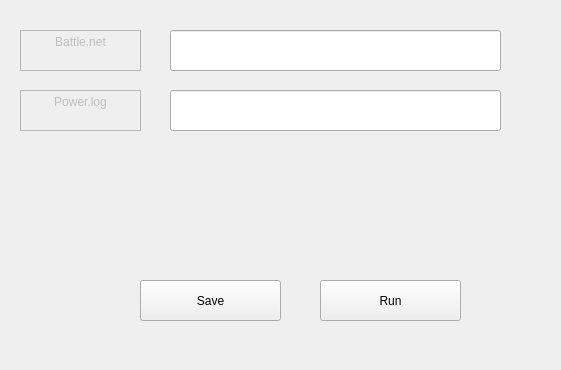
This is main.ui in zhoubin-me/lushi_script as Qt 5 draws it before an edit. The edited form follows.
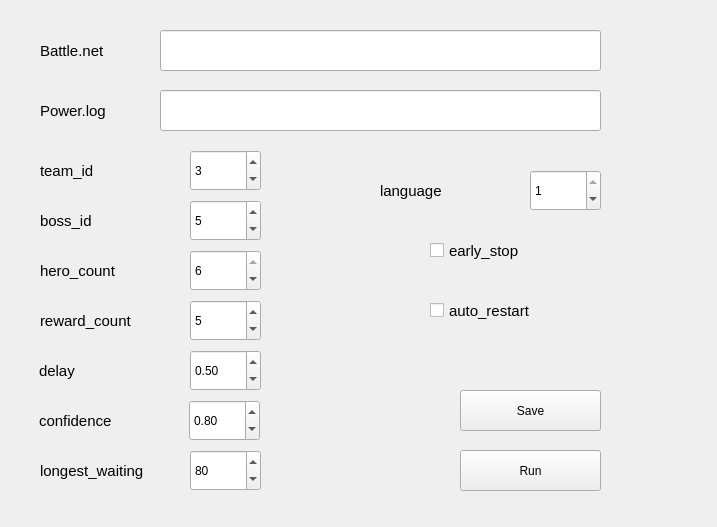
This is the edited form.

The edit to the form file:
```diff
--- a/main.ui
+++ b/main.ui
@@ -6,8 +6,8 @@
    <rect>
     <x>0</x>
     <y>0</y>
-    <width>561</width>
-    <height>370</height>
+    <width>717</width>
+    <height>527</height>
    </rect>
   </property>
   <property name="acceptDrops">
@@ -23,8 +23,8 @@
    <widget class="QPushButton" name="Run">
     <property name="geometry">
      <rect>
-      <x>320</x>
-      <y>280</y>
+      <x>460</x>
+      <y>450</y>
       <width>141</width>
       <height>41</height>
      </rect>
@@ -39,9 +39,9 @@
     </property>
     <property name="geometry">
      <rect>
-      <x>170</x>
+      <x>160</x>
       <y>30</y>
-      <width>331</width>
+      <width>441</width>
       <height>41</height>
      </rect>
     </property>
@@ -58,9 +58,9 @@
     </property>
     <property name="geometry">
      <rect>
-      <x>170</x>
+      <x>160</x>
       <y>90</y>
-      <width>331</width>
+      <width>441</width>
       <height>41</height>
      </rect>
     </property>
@@ -74,8 +74,8 @@
    <widget class="QPushButton" name="Save">
     <property name="geometry">
      <rect>
-      <x>140</x>
-      <y>280</y>
+      <x>460</x>
+      <y>390</y>
       <width>141</width>
       <height>41</height>
      </rect>
@@ -84,50 +84,378 @@
      <string>Save</string>
     </property>
    </widget>
-   <widget class="QTextBrowser" name="textBrowser">
-    <property name="enabled">
-     <bool>false</bool>
-    </property>
+   <widget class="QLabel" name="label">
     <property name="geometry">
      <rect>
-      <x>20</x>
-      <y>30</y>
-      <width>121</width>
-      <height>41</height>
-     </rect>
-    </property>
-    <property name="acceptDrops">
-     <bool>false</bool>
-    </property>
-    <property name="html">
-     <string>&lt;!DOCTYPE HTML PUBLIC &quot;-//W3C//DTD HTML 4.0//EN&quot; &quot;http://www.w3.org/TR/REC-html40/strict.dtd&quot;&gt;
-&lt;html&gt;&lt;head&gt;&lt;meta name=&quot;qrichtext&quot; content=&quot;1&quot; /&gt;&lt;style type=&quot;text/css&quot;&gt;
-p, li { white-space: pre-wrap; }
-&lt;/style&gt;&lt;/head&gt;&lt;body style=&quot; font-family:'SimSun'; font-size:9pt; font-weight:400; font-style:normal;&quot;&gt;
-&lt;p align=&quot;center&quot; style=&quot; margin-top:0px; margin-bottom:0px; margin-left:0px; margin-right:0px; -qt-block-indent:0; text-indent:0px;&quot;&gt;Battle.net&lt;/p&gt;&lt;/body&gt;&lt;/html&gt;</string>
-    </property>
-   </widget>
-   <widget class="QTextBrowser" name="textBrowser_2">
-    <property name="enabled">
-     <bool>false</bool>
-    </property>
-    <property name="geometry">
-     <rect>
-      <x>20</x>
+      <x>40</x>
       <y>90</y>
-      <width>121</width>
+      <width>111</width>
       <height>41</height>
      </rect>
     </property>
-    <property name="acceptDrops">
+    <property name="font">
+     <font>
+      <pointsize>11</pointsize>
+     </font>
+    </property>
+    <property name="text">
+     <string>Power.log</string>
+    </property>
+   </widget>
+   <widget class="QLabel" name="label_2">
+    <property name="geometry">
+     <rect>
+      <x>40</x>
+      <y>30</y>
+      <width>111</width>
+      <height>41</height>
+     </rect>
+    </property>
+    <property name="font">
+     <font>
+      <pointsize>11</pointsize>
+     </font>
+    </property>
+    <property name="text">
+     <string>Battle.net</string>
+    </property>
+   </widget>
+   <widget class="QLabel" name="label_3">
+    <property name="geometry">
+     <rect>
+      <x>40</x>
+      <y>150</y>
+      <width>81</width>
+      <height>41</height>
+     </rect>
+    </property>
+    <property name="font">
+     <font>
+      <pointsize>11</pointsize>
+     </font>
+    </property>
+    <property name="text">
+     <string>team_id</string>
+    </property>
+   </widget>
+   <widget class="QLabel" name="label_4">
+    <property name="geometry">
+     <rect>
+      <x>40</x>
+      <y>300</y>
+      <width>141</width>
+      <height>41</height>
+     </rect>
+    </property>
+    <property name="font">
+     <font>
+      <pointsize>11</pointsize>
+     </font>
+    </property>
+    <property name="text">
+     <string>reward_count</string>
+    </property>
+   </widget>
+   <widget class="QSpinBox" name="team_id">
+    <property name="geometry">
+     <rect>
+      <x>190</x>
+      <y>150</y>
+      <width>71</width>
+      <height>41</height>
+     </rect>
+    </property>
+    <property name="maximum">
+     <number>8</number>
+    </property>
+    <property name="value">
+     <number>3</number>
+    </property>
+   </widget>
+   <widget class="QSpinBox" name="team_id_2">
+    <property name="geometry">
+     <rect>
+      <x>190</x>
+      <y>300</y>
+      <width>71</width>
+      <height>41</height>
+     </rect>
+    </property>
+    <property name="maximum">
+     <number>9</number>
+    </property>
+    <property name="value">
+     <number>5</number>
+    </property>
+   </widget>
+   <widget class="QSpinBox" name="hero_count">
+    <property name="geometry">
+     <rect>
+      <x>190</x>
+      <y>250</y>
+      <width>71</width>
+      <height>41</height>
+     </rect>
+    </property>
+    <property name="minimum">
+     <number>3</number>
+    </property>
+    <property name="maximum">
+     <number>6</number>
+    </property>
+    <property name="value">
+     <number>6</number>
+    </property>
+   </widget>
+   <widget class="QLabel" name="label_5">
+    <property name="geometry">
+     <rect>
+      <x>40</x>
+      <y>250</y>
+      <width>81</width>
+      <height>41</height>
+     </rect>
+    </property>
+    <property name="font">
+     <font>
+      <pointsize>11</pointsize>
+     </font>
+    </property>
+    <property name="text">
+     <string>hero_count</string>
+    </property>
+   </widget>
+   <widget class="QLabel" name="label_6">
+    <property name="geometry">
+     <rect>
+      <x>40</x>
+      <y>200</y>
+      <width>111</width>
+      <height>41</height>
+     </rect>
+    </property>
+    <property name="font">
+     <font>
+      <pointsize>11</pointsize>
+     </font>
+    </property>
+    <property name="text">
+     <string>boss_id</string>
+    </property>
+   </widget>
+   <widget class="QSpinBox" name="boss_id">
+    <property name="geometry">
+     <rect>
+      <x>190</x>
+      <y>200</y>
+      <width>71</width>
+      <height>41</height>
+     </rect>
+    </property>
+    <property name="maximum">
+     <number>9</number>
+    </property>
+    <property name="value">
+     <number>5</number>
+    </property>
+   </widget>
+   <widget class="QLabel" name="label_7">
+    <property name="geometry">
+     <rect>
+      <x>39</x>
+      <y>350</y>
+      <width>111</width>
+      <height>41</height>
+     </rect>
+    </property>
+    <property name="font">
+     <font>
+      <pointsize>11</pointsize>
+     </font>
+    </property>
+    <property name="text">
+     <string>delay</string>
+    </property>
+   </widget>
+   <widget class="QSpinBox" name="longest_waiting">
+    <property name="geometry">
+     <rect>
+      <x>190</x>
+      <y>450</y>
+      <width>71</width>
+      <height>41</height>
+     </rect>
+    </property>
+    <property name="maximum">
+     <number>9999</number>
+    </property>
+    <property name="value">
+     <number>80</number>
+    </property>
+   </widget>
+   <widget class="QLabel" name="label_8">
+    <property name="geometry">
+     <rect>
+      <x>40</x>
+      <y>450</y>
+      <width>141</width>
+      <height>41</height>
+     </rect>
+    </property>
+    <property name="font">
+     <font>
+      <pointsize>11</pointsize>
+     </font>
+    </property>
+    <property name="text">
+     <string>longest_waiting</string>
+    </property>
+   </widget>
+   <widget class="QLabel" name="label_9">
+    <property name="geometry">
+     <rect>
+      <x>39</x>
+      <y>400</y>
+      <width>131</width>
+      <height>41</height>
+     </rect>
+    </property>
+    <property name="font">
+     <font>
+      <pointsize>11</pointsize>
+     </font>
+    </property>
+    <property name="text">
+     <string>confidence</string>
+    </property>
+   </widget>
+   <widget class="QCheckBox" name="early_stop">
+    <property name="geometry">
+     <rect>
+      <x>430</x>
+      <y>230</y>
+      <width>171</width>
+      <height>41</height>
+     </rect>
+    </property>
+    <property name="font">
+     <font>
+      <pointsize>11</pointsize>
+     </font>
+    </property>
+    <property name="text">
+     <string>early_stop</string>
+    </property>
+    <property name="iconSize">
+     <size>
+      <width>16</width>
+      <height>16</height>
+     </size>
+    </property>
+   </widget>
+   <widget class="QDoubleSpinBox" name="delay">
+    <property name="geometry">
+     <rect>
+      <x>190</x>
+      <y>350</y>
+      <width>71</width>
+      <height>41</height>
+     </rect>
+    </property>
+    <property name="maximum">
+     <double>1000.000000000000000</double>
+    </property>
+    <property name="singleStep">
+     <double>0.050000000000000</double>
+    </property>
+    <property name="value">
+     <double>0.500000000000000</double>
+    </property>
+   </widget>
+   <widget class="QDoubleSpinBox" name="confidence">
+    <property name="geometry">
+     <rect>
+      <x>189</x>
+      <y>400</y>
+      <width>71</width>
+      <height>41</height>
+     </rect>
+    </property>
+    <property name="maximum">
+     <double>1.000000000000000</double>
+    </property>
+    <property name="singleStep">
+     <double>0.010000000000000</double>
+    </property>
+    <property name="value">
+     <double>0.800000000000000</double>
+    </property>
+   </widget>
+   <widget class="QCheckBox" name="auto_restart">
+    <property name="geometry">
+     <rect>
+      <x>430</x>
+      <y>290</y>
+      <width>171</width>
+      <height>41</height>
+     </rect>
+    </property>
+    <property name="font">
+     <font>
+      <pointsize>11</pointsize>
+     </font>
+    </property>
+    <property name="text">
+     <string>auto_restart</string>
+    </property>
+    <property name="iconSize">
+     <size>
+      <width>16</width>
+      <height>16</height>
+     </size>
+    </property>
+    <property name="checkable">
+     <bool>true</bool>
+    </property>
+    <property name="checked">
      <bool>false</bool>
     </property>
-    <property name="html">
-     <string>&lt;!DOCTYPE HTML PUBLIC &quot;-//W3C//DTD HTML 4.0//EN&quot; &quot;http://www.w3.org/TR/REC-html40/strict.dtd&quot;&gt;
-&lt;html&gt;&lt;head&gt;&lt;meta name=&quot;qrichtext&quot; content=&quot;1&quot; /&gt;&lt;style type=&quot;text/css&quot;&gt;
-p, li { white-space: pre-wrap; }
-&lt;/style&gt;&lt;/head&gt;&lt;body style=&quot; font-family:'SimSun'; font-size:9pt; font-weight:400; font-style:normal;&quot;&gt;
-&lt;p align=&quot;center&quot; style=&quot; margin-top:0px; margin-bottom:0px; margin-left:0px; margin-right:0px; -qt-block-indent:0; text-indent:0px;&quot;&gt;Power.log&lt;/p&gt;&lt;/body&gt;&lt;/html&gt;</string>
+    <property name="tristate">
+     <bool>false</bool>
+    </property>
+   </widget>
+   <widget class="QLabel" name="label_10">
+    <property name="geometry">
+     <rect>
+      <x>380</x>
+      <y>170</y>
+      <width>131</width>
+      <height>41</height>
+     </rect>
+    </property>
+    <property name="font">
+     <font>
+      <pointsize>11</pointsize>
+     </font>
+    </property>
+    <property name="text">
+     <string>language</string>
+    </property>
+   </widget>
+   <widget class="QSpinBox" name="language">
+    <property name="geometry">
+     <rect>
+      <x>530</x>
+      <y>170</y>
+      <width>71</width>
+      <height>41</height>
+     </rect>
+    </property>
+    <property name="maximum">
+     <number>1</number>
+    </property>
+    <property name="value">
+     <number>1</number>
     </property>
    </widget>
   </widget>
```
